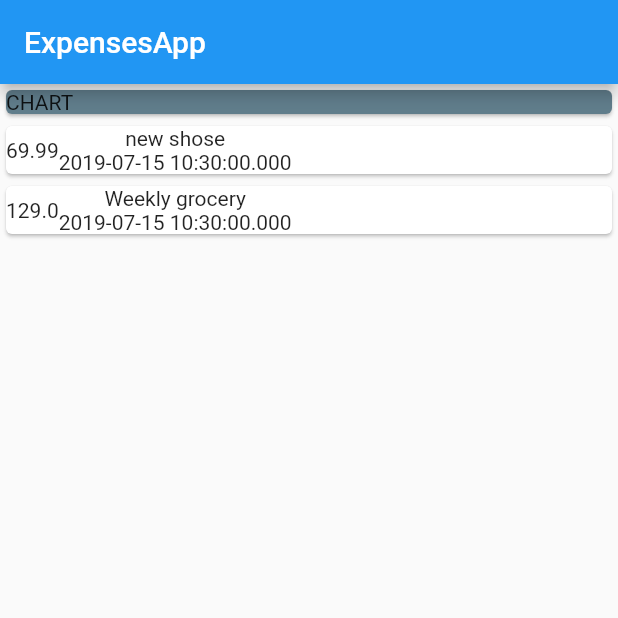
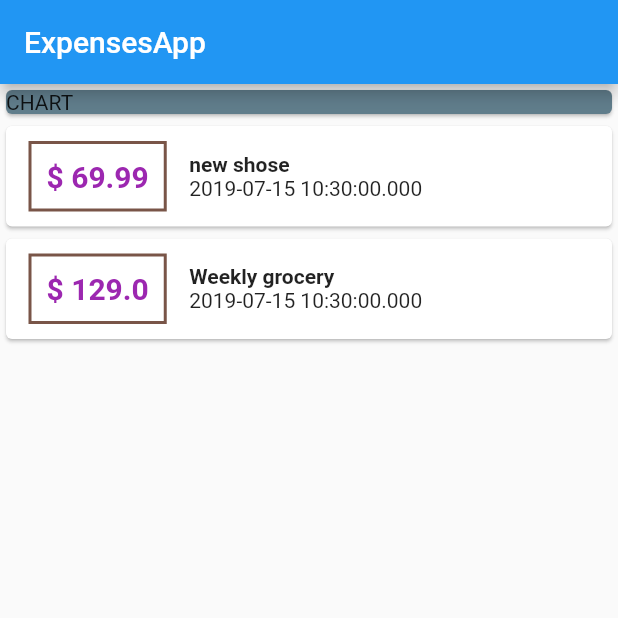
Before and after one commit to MinaSamirCap/flutterpro2, a Flutter app: the screen it shows after launch, on a phone screen of 412 x 824 dp, the top half of it. Run offline on Flutter 3.47's test engine with Material 2 defaults, Android fonts, the phone set to English and light mode, and no system bars.

Commit message:
added some styling to the text, containers

```diff
--- a/lib/updatedcourse/app1_espenses/app3.dart
+++ b/lib/updatedcourse/app1_espenses/app3.dart
@@ -31,12 +31,25 @@ class MyApp3 extends StatelessWidget {
                   child: Row(
                 children: <Widget>[
                   Container(
-                    child: Text(item.amount.toString()),
+                    margin: EdgeInsets.symmetric(vertical: 10, horizontal: 15),
+                    decoration: BoxDecoration(
+                        border: Border.all(color: Colors.brown, width: 2)),
+                    child: Text(
+                      '\$ ${item.amount}',
+                      style: TextStyle(
+                          fontWeight: FontWeight.bold,
+                          fontSize: 20,
+                          color: Colors.purple),
+                    ),
+                    padding: EdgeInsets.all(10),
                   ),
-                  Column(children: <Widget>[
-                    Text(item.title),
-                    Text(item.date.toString())
-                  ],)
+                  Column(
+                    crossAxisAlignment: CrossAxisAlignment.start,
+                    children: <Widget>[
+                      Text(item.title, style: TextStyle(fontWeight: FontWeight.bold),),
+                      Text(item.date.toString())
+                    ],
+                  )
                 ],
               ));
             }).toList(),
```
